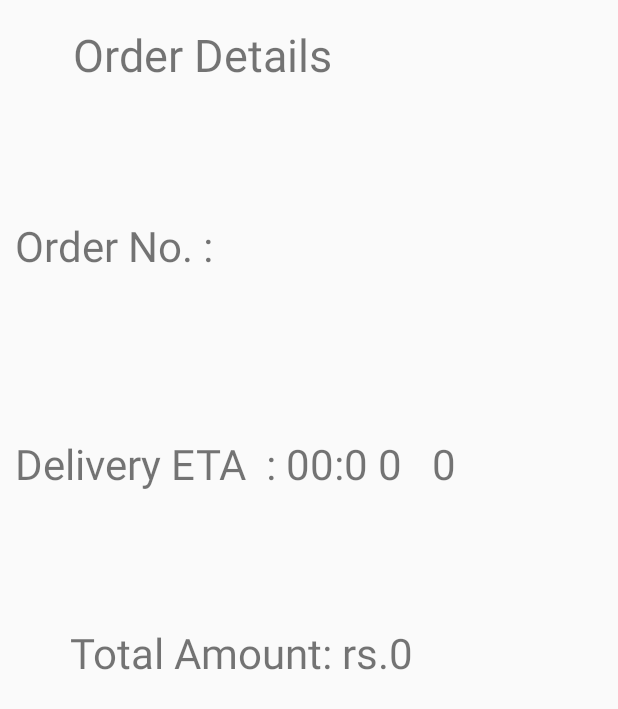
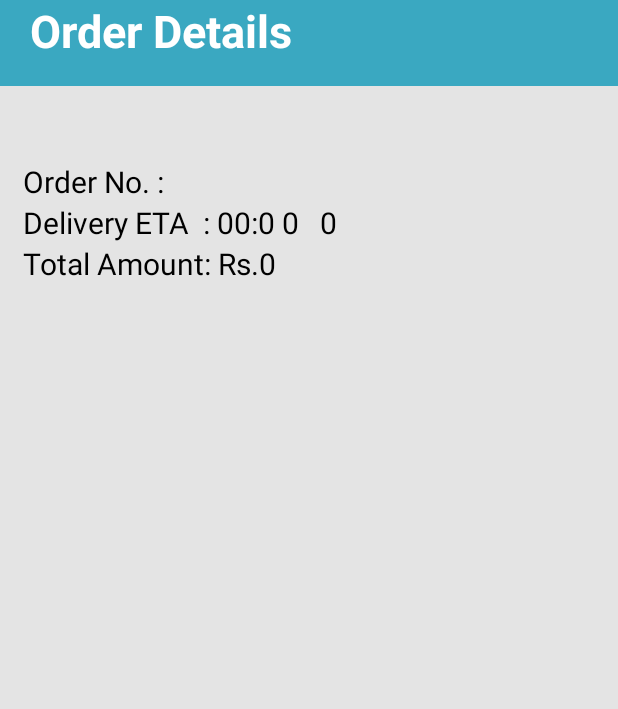
Before and after one commit to Shikhajain18/LaundryWale, an Android app: the screen it shows after launch once a user with an empty profile is signed in (OrderActivity), in the side drawer, after a tap on "Orders", on a phone screen of 412 x 824 dp. Shown: the top 709 px of the screen. Run offline under Robolectric (Android 15) with nearby library versions, the phone set to English and light mode, and no system bars; our stand-ins replace CircleImageView, Firebase (no records; nobody signed in at launch, a user with empty details on screens opened directly); 1 statement that could not run was skipped.

Commit message:
Order Page Screen Created

```diff
--- a/app/src/main/AndroidManifest.xml
+++ b/app/src/main/AndroidManifest.xml
@@ -21,9 +21,9 @@
 
     <application
         android:allowBackup="true"
-        android:icon="@drawable/uporer_chobi"
+        android:icon="@drawable/laundrylogo"
         android:label="@string/app_name"
-        android:roundIcon="@drawable/uporer_chobi"
+        android:roundIcon="@drawable/laundrylogo"
         android:supportsRtl="true"
         android:theme="@style/AppTheme">
         <activity android:name="team.laundrywale.androidcustomerapp.OrderActivity"></activity>
--- a/app/src/main/java/team/laundrywale/androidcustomerapp/OrderActivity.java
+++ b/app/src/main/java/team/laundrywale/androidcustomerapp/OrderActivity.java
@@ -41,12 +41,12 @@ public class OrderActivity extends AppCompatActivity {
 
             orderNo.setText("Order No. : " + orderNumberToShow);
             eta.setText("Delivery ETA  : " + "0"+displayHour+":"+displayMinute+" "+displayDayOfMonth+" "+displayMonth+" "+displayYear);
-            total.setText("Total Amount: rs."+totalAmount);
+            total.setText("Total Amount: Rs."+totalAmount);
 
         }else{
             orderNo.setText("Order No. : " + orderNumberToShow);
             eta.setText("Delivery ETA  : " + "0"+displayHour+":"+displayMinute+" "+displayDayOfMonth+" "+displayMonth+" "+displayYear);
-            total.setText("Total Amount: rs."+totalAmount);
+            total.setText("Total Amount: Rs."+totalAmount);
         }
 
     }
--- a/app/src/main/res/layout/activity_order.xml
+++ b/app/src/main/res/layout/activity_order.xml
@@ -1,61 +1,55 @@
 <?xml version="1.0" encoding="utf-8"?>
-<android.support.constraint.ConstraintLayout xmlns:android="http://schemas.android.com/apk/res/android"
+<RelativeLayout xmlns:android="http://schemas.android.com/apk/res/android"
     xmlns:app="http://schemas.android.com/apk/res-auto"
     xmlns:tools="http://schemas.android.com/tools"
     android:layout_width="match_parent"
     android:layout_height="match_parent"
-    tools:context=".OrderActivity">
+    tools:context=".OrderActivity"
+    android:background="@color/graylight">
 
 
     <TextView
         android:id="@+id/textView4"
-        android:layout_width="wrap_content"
-        android:layout_height="wrap_content"
-        android:layout_marginStart="8dp"
-        android:layout_marginTop="16dp"
-        android:layout_marginEnd="150dp"
+        android:layout_width="431dp"
+        android:layout_height="57dp"
+        android:background="@color/logo_accent"
+        android:paddingStart="20dp"
         android:text="Order Details"
+        android:textColor="@color/shada"
         android:textSize="30sp"
-        app:layout_constraintEnd_toEndOf="parent"
-        app:layout_constraintStart_toStartOf="parent"
-        app:layout_constraintTop_toTopOf="parent" />
+        android:textStyle="bold"
+         />
 
     <TextView
         android:id="@+id/orderNo"
         android:layout_width="wrap_content"
         android:layout_height="wrap_content"
-        android:layout_marginStart="10dp"
-        android:layout_marginTop="10dp"
-        android:layout_marginBottom="10dp"
+        android:layout_marginStart="15dp"
+        android:layout_marginTop="50dp"
         android:text="Order NO : "
-        android:textSize="28sp"
-        app:layout_constraintBottom_toTopOf="@+id/eta"
-        app:layout_constraintStart_toStartOf="parent"
-        app:layout_constraintTop_toBottomOf="@+id/textView4" />
+        android:textColor="@color/Black"
+        android:textSize="20sp"
+        android:layout_below="@+id/textView4" />
 
     <TextView
         android:id="@+id/eta"
         android:layout_width="wrap_content"
         android:layout_height="wrap_content"
-        android:layout_marginTop="20dp"
-        android:layout_marginBottom="10dp"
+        android:layout_marginStart="15dp"
         android:text="Delivery ETA : "
-        android:textSize="28sp"
-        app:layout_constraintBottom_toTopOf="@+id/total"
-        app:layout_constraintEnd_toEndOf="@+id/orderNo"
-        app:layout_constraintHorizontal_bias="0.0"
-        app:layout_constraintStart_toStartOf="@+id/orderNo"
-        app:layout_constraintTop_toBottomOf="@+id/orderNo" />
+        android:textColor="@color/Black"
+        android:textSize="20sp"
+        android:layout_below="@+id/orderNo"
+        />
 
     <TextView
         android:id="@+id/total"
         android:layout_width="wrap_content"
         android:layout_height="wrap_content"
-        android:layout_marginStart="8dp"
-        android:layout_marginBottom="370dp"
         android:text="Total Amount : "
-        android:textSize="28sp"
-        app:layout_constraintBottom_toBottomOf="parent"
-        app:layout_constraintEnd_toEndOf="@+id/eta"
-        app:layout_constraintStart_toStartOf="@+id/eta" />
-</android.support.constraint.ConstraintLayout>
+        android:textColor="@color/Black"
+        android:textSize="20sp"
+        android:layout_marginStart="15dp"
+        android:layout_below="@+id/eta"
+        />
+</RelativeLayout>
--- a/app/src/main/res/layout/activity_user_login.xml
+++ b/app/src/main/res/layout/activity_user_login.xml
@@ -14,7 +14,7 @@
         android:layout_alignParentTop="true"
         android:layout_centerHorizontal="true"
         android:layout_marginTop="26dp"
-        android:src="@drawable/uporer_chobi" />
+        android:src="@drawable/laundrylogo" />
 
     <TextView
         android:id="@+id/user_status"
--- a/app/src/main/res/layout/activity_user_register.xml
+++ b/app/src/main/res/layout/activity_user_register.xml
@@ -13,7 +13,7 @@
         android:layout_height="117dp"
         android:layout_centerHorizontal="true"
         android:layout_marginTop="43dp"
-        android:src="@drawable/uporer_chobi" />
+        android:src="@drawable/laundrylogo" />
 
     <TextView
         android:id="@+id/user_status"
--- a/app/src/main/res/layout/fragment_profile.xml
+++ b/app/src/main/res/layout/fragment_profile.xml
@@ -47,7 +47,7 @@
         android:layout_height="wrap_content"
         android:layout_below="@+id/profile_image"
         android:padding="10dp"
-        android:layout_marginLeft="90dp"
+        android:layout_marginLeft="125dp"
         android:layout_marginRight="5dp"
         android:background="@drawable/border"
         android:hint="name"/>
@@ -95,7 +95,7 @@
         android:layout_below="@+id/profile_username"
         android:padding="10dp"
         android:layout_marginTop="7dp"
-        android:layout_marginLeft="90dp"
+        android:layout_marginLeft="125dp"
         android:layout_marginRight="5dp"
         android:background="@drawable/border"
         android:hint="phone no"/>
@@ -119,7 +119,7 @@
         android:layout_below="@+id/profile_phone"
         android:padding="10dp"
         android:layout_marginTop="7dp"
-        android:layout_marginLeft="105dp"
+        android:layout_marginLeft="125dp"
         android:layout_marginRight="5dp"
         android:background="@drawable/border"
         android:hint="address"
--- a/app/src/main/res/values/strings.xml
+++ b/app/src/main/res/values/strings.xml
@@ -1,5 +1,5 @@
 <resources>
-    <string name="app_name">Digital Laundry</string>
+    <string name="app_name">Laundry Wale</string>
     <string name="drawer_open">Drawer Open</string>
     <string name="drawer_close">Drawer Close</string>
     <string name="motto">Your laundry and dry cleaning</string>
```
Also changed, not shown: app/src/main/res/layout/activity_splash.xml (+4 -29 lines), app/src/main/res/layout/activity_user_request.xml (+20 -2 lines), app/src/main/res/drawable/laundrylogo.png (added), 1 other file.
